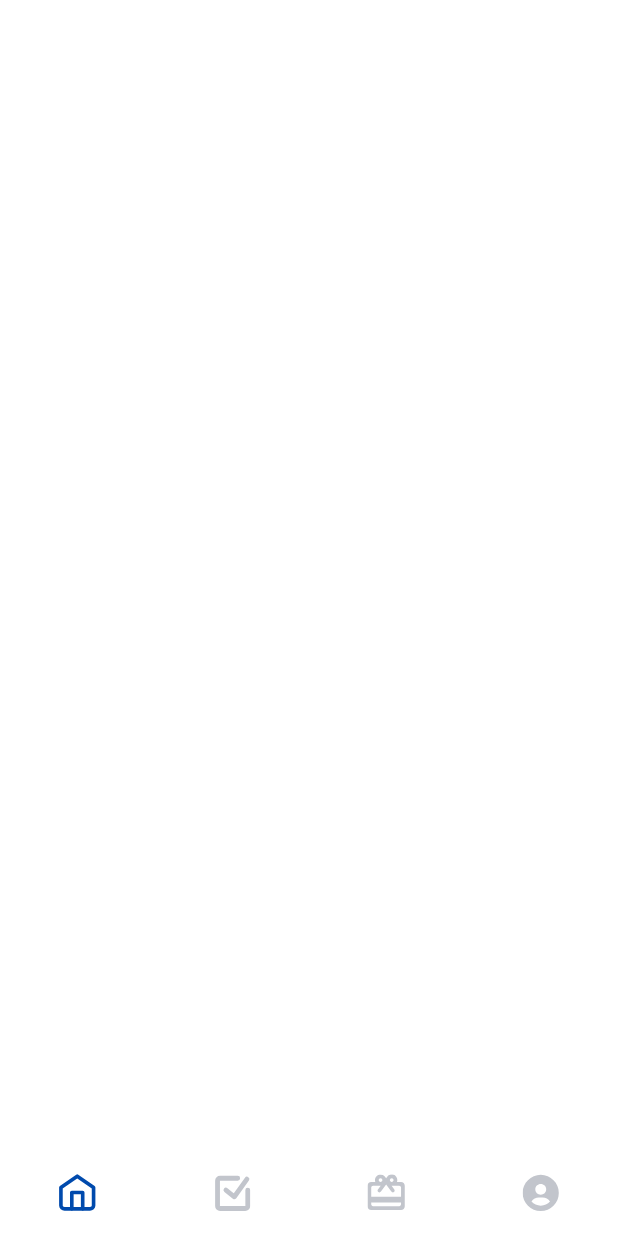
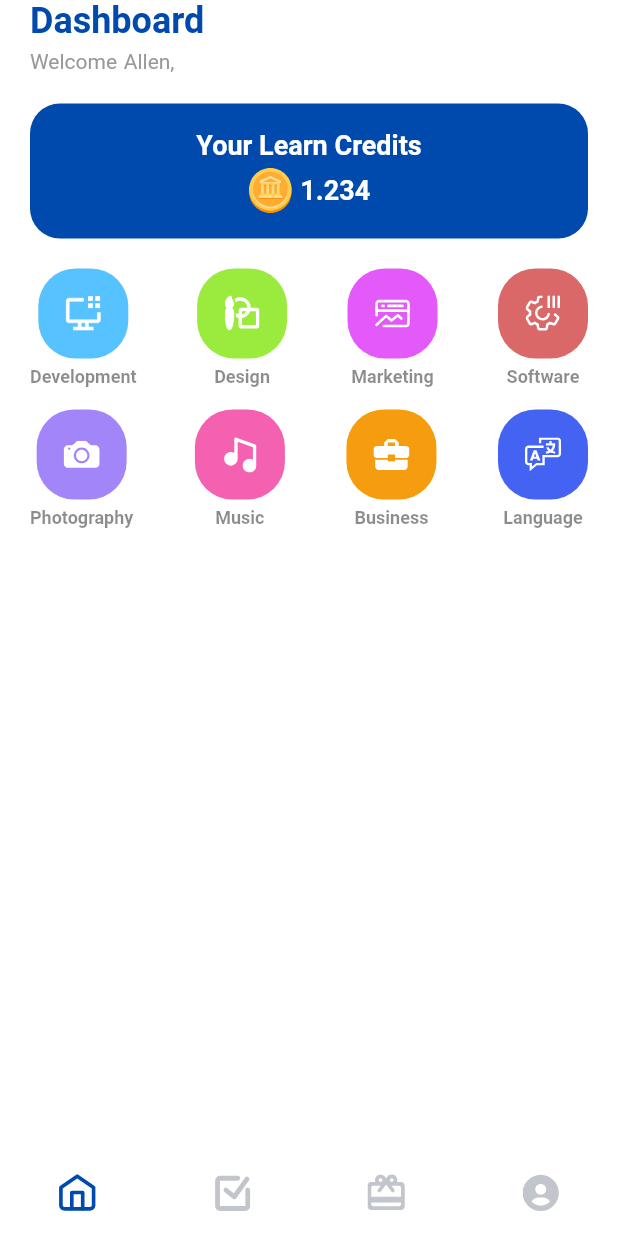
Before and after one commit to allenfencer/ilearn, a Flutter app: the screen it shows after launch, after a tap on "Login", on a phone screen of 412 x 824 dp. Run offline on Flutter 3.47's test engine with Material 2 defaults, Android fonts, the phone set to English and light mode, and no system bars; our stand-ins replace flutter_svg.

Commit message:
dashboard page modified, course buttons added

```diff
--- /dev/null
+++ b/lib/dashboard_components/button_row_one.dart
@@ -0,0 +1,35 @@
+import 'package:flutter/material.dart';
+import 'package:ilearn/global_widgets/course_buttons.dart';
+
+class ButtonRowOne extends StatelessWidget {
+  const ButtonRowOne({Key? key}) : super(key: key);
+
+  @override
+  Widget build(BuildContext context) {
+    return Row(
+      mainAxisAlignment: MainAxisAlignment.spaceBetween,
+      children: [
+        CourseButton(
+          btnTitle: 'Development',
+          btnColor: Color(0xff56C2FF),
+          imageLoc: 'developmentIcon',
+        ),
+        CourseButton(
+          btnTitle: 'Design',
+          btnColor: Color(0xff9BEB3E),
+          imageLoc: 'designIcon',
+        ),
+        CourseButton(
+          btnTitle: 'Marketing',
+          btnColor: Color(0xffE359F9),
+          imageLoc: 'marketingIcon',
+        ),
+        CourseButton(
+          btnTitle: 'Software',
+          btnColor: Color(0xffDB6868),
+          imageLoc: 'softwareIcon',
+        ),
+      ],
+    );
+  }
+}
--- /dev/null
+++ b/lib/dashboard_components/button_row_two.dart
@@ -0,0 +1,35 @@
+import 'package:flutter/material.dart';
+import 'package:ilearn/global_widgets/course_buttons.dart';
+
+class ButtonRowTwo extends StatelessWidget {
+  const ButtonRowTwo({Key? key}) : super(key: key);
+
+  @override
+  Widget build(BuildContext context) {
+    return Row(
+      mainAxisAlignment: MainAxisAlignment.spaceBetween,
+      children: [
+        CourseButton(
+          btnTitle: 'Photography',
+          btnColor: Color(0xffA385FA),
+          imageLoc: 'photographyIcon',
+        ),
+        CourseButton(
+          btnTitle: 'Music',
+          btnColor: Color(0xffF361B0),
+          imageLoc: 'musicIcon',
+        ),
+        CourseButton(
+          btnTitle: 'Business',
+          btnColor: Color(0xffF59D0E),
+          imageLoc: 'businessIcon',
+        ),
+        CourseButton(
+          btnTitle: 'Language',
+          btnColor: Color(0xff4463F3),
+          imageLoc: 'languageIcon',
+        ),
+      ],
+    );
+  }
+}
--- /dev/null
+++ b/lib/dashboard_components/learn_credit_container.dart
@@ -0,0 +1,46 @@
+import 'package:flutter/material.dart';
+import 'package:flutter_svg/flutter_svg.dart';
+import 'package:ilearn/styling/colors.dart';
+import 'package:ilearn/styling/text_styles.dart';
+
+class LearnCreditContainer extends StatelessWidget {
+  const LearnCreditContainer({Key? key}) : super(key: key);
+
+  @override
+  Widget build(BuildContext context) {
+    return Container(
+      width: MediaQuery.of(context).size.width,
+      height: 90,
+      margin: EdgeInsets.symmetric(vertical: 20),
+      alignment: Alignment.center,
+      decoration: BoxDecoration(
+          color: AppColor.primaryColor,
+          borderRadius: BorderRadius.circular(20)),
+      child: Column(
+        mainAxisAlignment: MainAxisAlignment.center,
+        children: [
+          Text(
+            'Your Learn Credits',
+            style: mediumTextStyle,
+          ),
+          SizedBox(
+            height: 5,
+          ),
+          Row(
+            mainAxisAlignment: MainAxisAlignment.center,
+            children: [
+              SvgPicture.asset('assets/svgs/lc.svg'),
+              SizedBox(
+                width: 5,
+              ),
+              Text(
+                '1.234',
+                style: mediumTextStyle,
+              ),
+            ],
+          )
+        ],
+      ),
+    );
+  }
+}
--- /dev/null
+++ b/lib/global_widgets/course_buttons.dart
@@ -0,0 +1,40 @@
+import 'package:flutter/material.dart';
+import 'package:flutter_svg/flutter_svg.dart';
+import 'package:ilearn/styling/text_styles.dart';
+
+class CourseButton extends StatelessWidget {
+  final String btnTitle;
+  final String? imageLoc;
+  final Color? btnColor;
+  const CourseButton(
+      {Key? key, required this.btnTitle, this.imageLoc, this.btnColor})
+      : super(key: key);
+
+  @override
+  Widget build(BuildContext context) {
+    return SizedBox(
+      child: Column(
+        mainAxisAlignment: MainAxisAlignment.start,
+        children: [
+          Container(
+            padding: EdgeInsets.all(18),
+            height: 60,
+            width: 60,
+            decoration: BoxDecoration(
+                color: btnColor, borderRadius: BorderRadius.circular(25)),
+            child: SvgPicture.asset(
+              'assets/svgs/icons/$imageLoc.svg',
+            ),
+          ),
+          SizedBox(
+            height: 5,
+          ),
+          Text(
+            btnTitle,
+            style: courseButtonTextStyle,
+          )
+        ],
+      ),
+    );
+  }
+}
--- a/lib/screens/dashboard.dart
+++ b/lib/screens/dashboard.dart
@@ -1,13 +1,51 @@
 import 'package:flutter/material.dart';
+import 'package:ilearn/dashboard_components/button_row_one.dart';
+import 'package:ilearn/dashboard_components/button_row_two.dart';
+import 'package:ilearn/dashboard_components/learn_credit_container.dart';
+import 'package:ilearn/global_widgets/course_buttons.dart';
 import 'package:ilearn/styling/colors.dart';
+import 'package:ilearn/styling/text_styles.dart';
 
 class DashBoard extends StatelessWidget {
   const DashBoard({Key? key}) : super(key: key);
 
   @override
   Widget build(BuildContext context) {
+    double _width = MediaQuery.of(context).size.width;
     return Scaffold(
       backgroundColor: AppColor.white,
+      body: SafeArea(
+        child: Padding(
+          padding: const EdgeInsets.only(left: 20.0, right: 20),
+          child: SizedBox(
+            width: _width,
+            child: SingleChildScrollView(
+              child: Column(
+                crossAxisAlignment: CrossAxisAlignment.start,
+                children: [
+                  Text(
+                    'Dashboard',
+                    style: headingStyle,
+                  ),
+                  SizedBox(
+                    height: 5,
+                  ),
+                  Text(
+                    'Welcome Allen,',
+                    style: smallTextStyle,
+                  ),
+                  LearnCreditContainer(),
+                  ButtonRowOne(),
+                  SizedBox(
+                    height: 15,
+                  ),
+                  ButtonRowTwo()
+                ],
+              ),
+            ),
+          ),
+        ),
+      ),
     );
   }
 }
--- a/lib/styling/text_styles.dart
+++ b/lib/styling/text_styles.dart
@@ -21,3 +21,9 @@ const TextStyle btnTextStyle = TextStyle(
   fontWeight: FontWeight.w600,
   wordSpacing: 1,
 );
+
+const TextStyle mediumTextStyle =
+    TextStyle(fontSize: 18, fontWeight: FontWeight.w600, color: AppColor.white);
+
+const TextStyle courseButtonTextStyle =
+    TextStyle(fontSize: 12, fontWeight: FontWeight.w600, color: Colors.black45);
```
Also changed, not shown: assets/svgs/icons/businessIcon.svg (added), assets/svgs/icons/designIcon.svg (added), assets/svgs/icons/developmentIcon.svg (added), assets/svgs/icons/languageIcon.svg (added), assets/svgs/icons/marketingIcon.svg (added), assets/svgs/icons/musicIcon.svg (added), assets/svgs/icons/photographyIcon.svg (added), assets/svgs/icons/softwareIcon.svg (added), assets/svgs/lc.svg (added).
